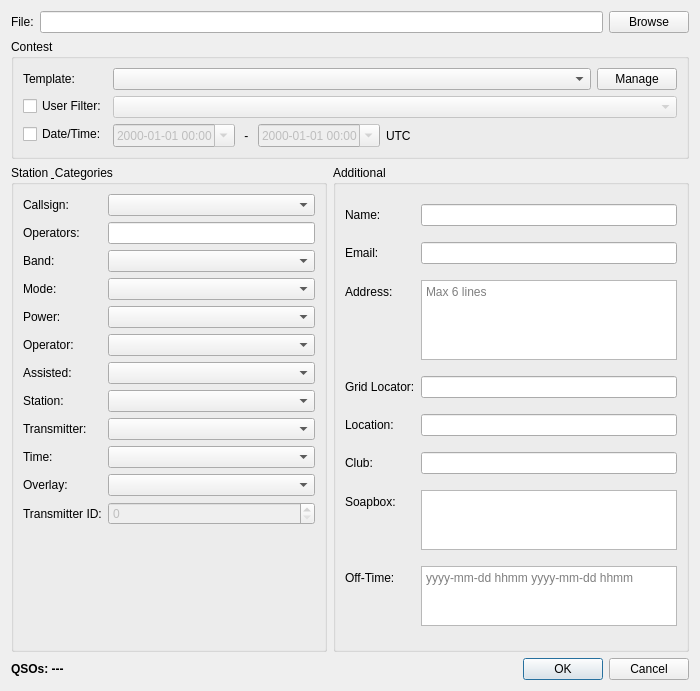
First picture: the form in ui/CabrilloExportDialog.ui, repository aa5sh/QLog, before the edit.
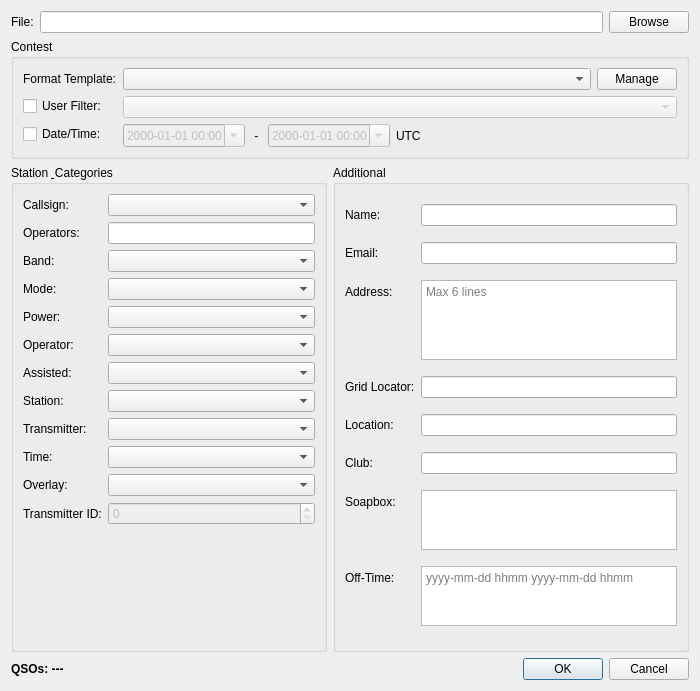
Second picture: the form after the edit. Icons and pictures are not drawn.

```diff
--- a/ui/CabrilloExportDialog.ui
+++ b/ui/CabrilloExportDialog.ui
@@ -51,7 +51,7 @@
       <item row="0" column="0">
        <widget class="QLabel" name="templateLabel">
         <property name="text">
-         <string>Template:</string>
+         <string>Format Template:</string>
         </property>
        </widget>
       </item>
```
Left out of the diff: 8 changed lines with no effect on the pictures.
